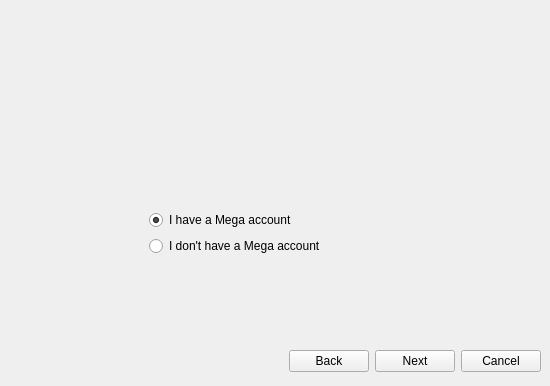
This is Source/MEGASync/gui/SetupWizard.ui in meganz/MEGAsync as Qt 5 draws it before an edit. The edited form follows.
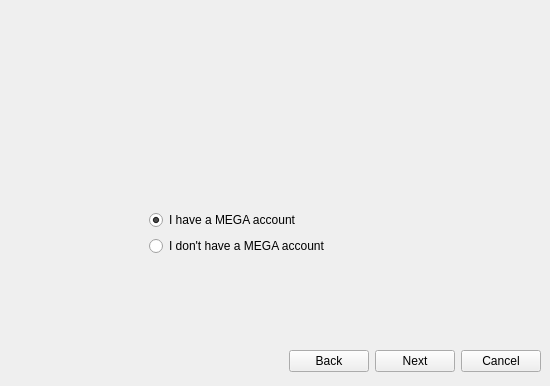
This is the edited form. Icons and pictures are not drawn.

Commit message:
Fixed the installation of vcredist packages
Changed Mega to uppercase where found

Diff of the .ui file:
```diff
--- a/Source/MEGASync/gui/SetupWizard.ui
+++ b/Source/MEGASync/gui/SetupWizard.ui
@@ -118,7 +118,7 @@
           <item>
            <widget class="QRadioButton" name="rHaveAccount">
             <property name="text">
-             <string>I have a Mega account</string>
+             <string>I have a MEGA account</string>
             </property>
             <property name="checked">
              <bool>true</bool>
@@ -128,7 +128,7 @@
           <item>
            <widget class="QRadioButton" name="rDontHaveAccount">
             <property name="text">
-             <string>I don't have a Mega account</string>
+             <string>I don't have a MEGA account</string>
             </property>
            </widget>
           </item>
```
Left out of the diff: 2 changed lines with no effect on the pictures. The commit also changes 2 other files.
